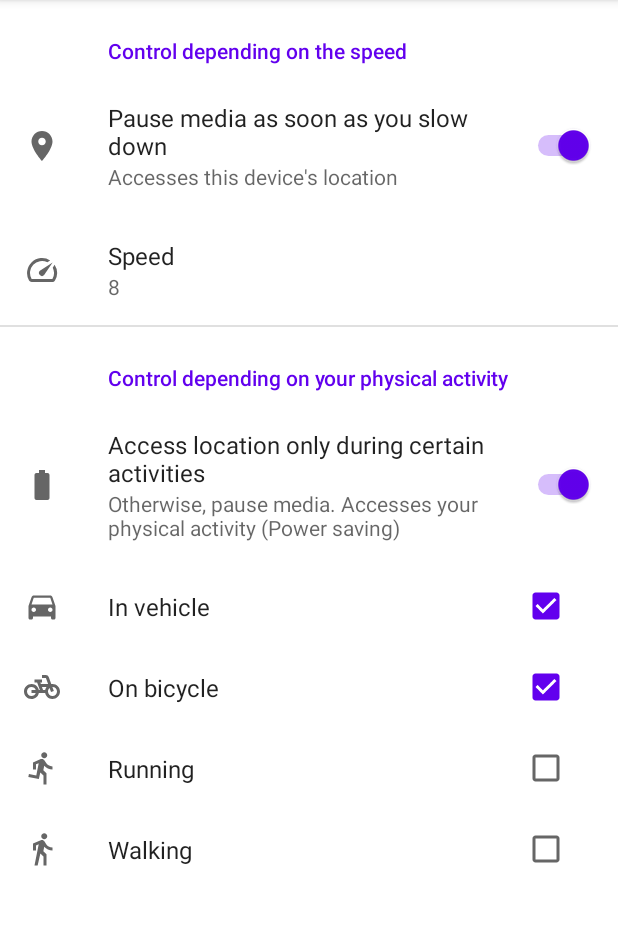
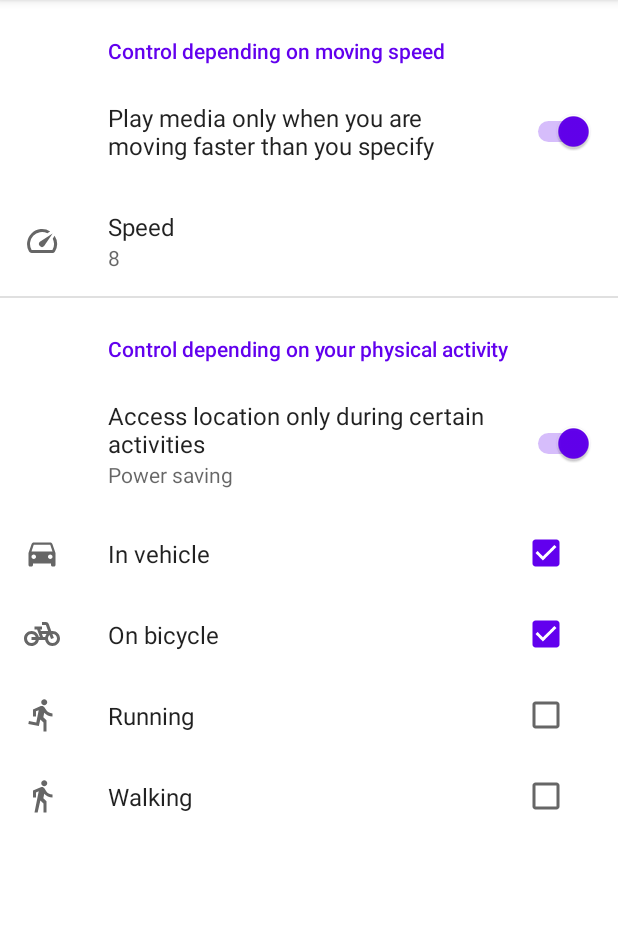
Before and after one commit to hiroto7/Brake-to-Pause, an Android app: the screen it shows after launch (MainActivity), on a phone screen of 412 x 824 dp, the part 84-1009 px from its top. Run offline under Robolectric (Android 15) with nearby library versions, the phone set to English and light mode, and no system bars; our stand-ins replace androidx.preference; 4 statements that could not run were skipped.

Commit message:
表示するテキストを変更

```diff
--- a/app/src/main/java/com/example/getofftopause/MainActivity.java
+++ b/app/src/main/java/com/example/getofftopause/MainActivity.java
@@ -198,13 +198,10 @@ public class MainActivity extends AppCompatActivity implements SharedPreferences
                 return;
             }
 
-            if (sharedPreferences.getBoolean(getString(R.string.location_key), true)) {
-                activityRecognitionPreference.setTitle(R.string.activity_recognition_title_with_location);
-                activityRecognitionPreference.setSummary(R.string.activity_recognition_summary_with_location);
-            } else {
-                activityRecognitionPreference.setTitle(R.string.activity_recognition_title_without_location);
-                activityRecognitionPreference.setSummary(R.string.activity_recognition_summary_without_location);
-            }
+            activityRecognitionPreference.setTitle(
+                    sharedPreferences.getBoolean(getString(R.string.location_key), true) ?
+                            R.string.activity_recognition_title_with_location :
+                            R.string.activity_recognition_title_without_location);
         }
 
         @Override
--- a/app/src/main/res/values/strings.xml
+++ b/app/src/main/res/values/strings.xml
@@ -4,7 +4,7 @@
     <string name="permission_denied">Permission denied</string>
 
     <string name="start_media_control">Start media control</string>
-    <string name="exit_media_control" translatable="false">Exit media control</string>
+    <string name="exit_media_control">Exit media control</string>
 
     <string name="media_control">Media control</string>
     <string name="enabled_media_control">Controlling media</string>
@@ -20,8 +20,7 @@
     <string name="activity_recognition_key" translatable="false">activity_recognition</string>
     <string name="activity_recognition_title_with_location">Access location only during certain activities</string>
     <string name="activity_recognition_title_without_location">Play media only during certain activities</string>
-    <string name="activity_recognition_summary_with_location">Otherwise, pause media. Accesses your physical activity (Power saving)</string>
-    <string name="activity_recognition_summary_without_location">Accesses your physical activity (Power saving)</string>
+    <string name="activity_recognition_summary">Power saving</string>
 
     <string name="in_vehicle_key" translatable="false">in_vehicle</string>
     <string name="on_bicycle_key" translatable="false">on_bicycle</string>
@@ -33,11 +32,10 @@
     <string name="running_title">Running</string>
     <string name="walking_title">Walking</string>
 
-    <string name="location_header">Control depending on the speed</string>
+    <string name="location_header">Control depending on moving speed</string>
 
     <string name="location_key" translatable="false">location</string>
-    <string name="location_title">Pause media as soon as you slow down</string>
-    <string name="location_summary">Accesses this device\'s location</string>
+    <string name="location_title">Play media only when you are moving faster than you specify</string>
 
     <string name="speed_threshold_key" translatable="false">speed_threshold</string>
     <string name="speed_threshold_title">Speed</string>
--- a/app/src/main/res/xml/root_preferences.xml
+++ b/app/src/main/res/xml/root_preferences.xml
@@ -4,9 +4,7 @@
 
         <SwitchPreference
             app:defaultValue="true"
-            app:icon="@drawable/ic_baseline_location_on_24"
             app:key="@string/location_key"
-            app:summary="@string/location_summary"
             app:title="@string/location_title" />
         <EditTextPreference
             app:defaultValue="@string/speed_threshold_default_value"
@@ -20,9 +18,8 @@
 
         <SwitchPreference
             app:defaultValue="true"
-            app:icon="@drawable/ic_baseline_battery_full_24"
             app:key="@string/activity_recognition_key"
-            app:summary="@string/activity_recognition_summary_with_location"
+            app:summary="@string/activity_recognition_summary"
             app:title="@string/activity_recognition_title_with_location" />
         <CheckBoxPreference
             app:defaultValue="true"
```
Also changed, not shown: 1 other file.
